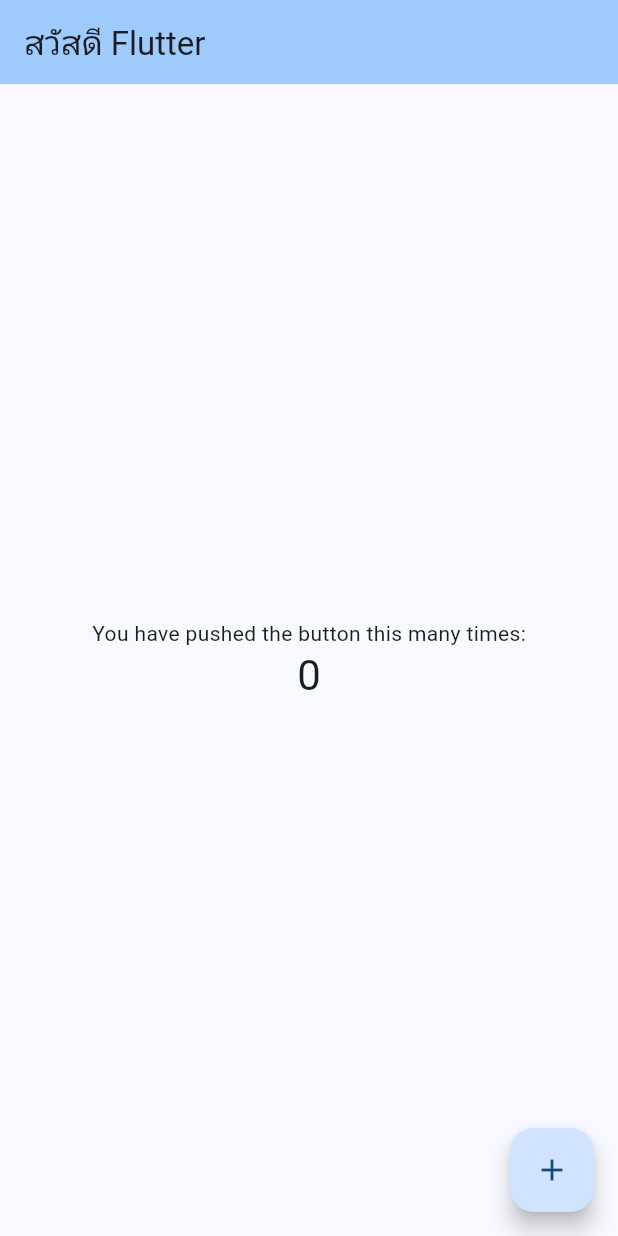
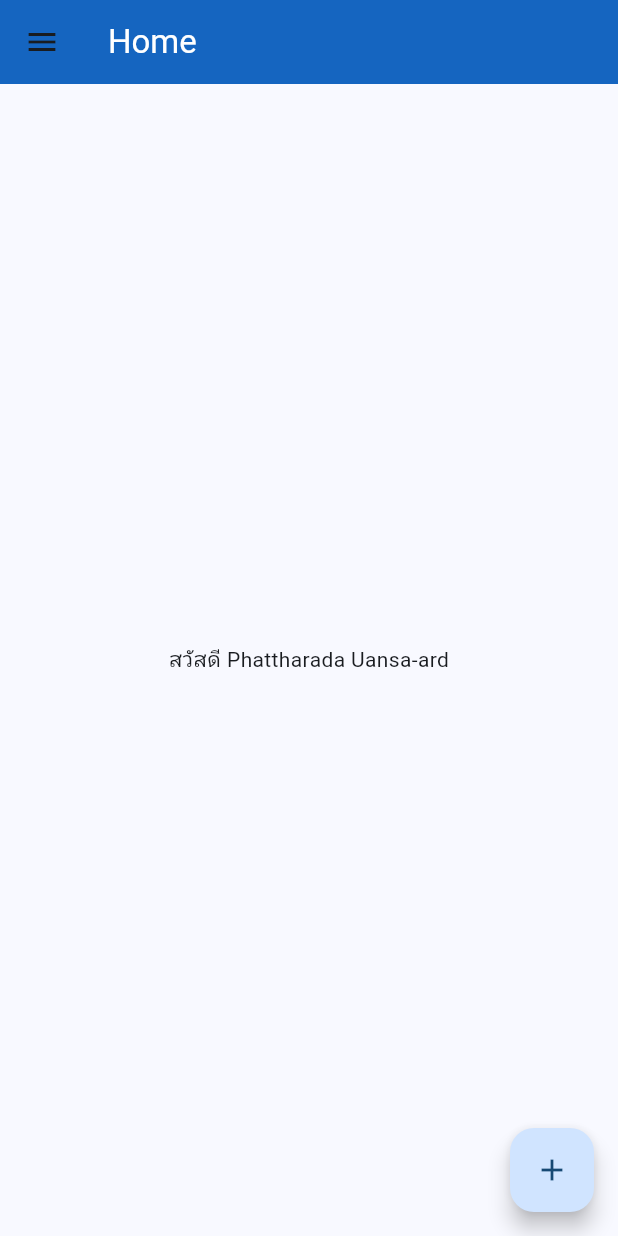
Before and after one commit to radamolly/cmru_app, a Flutter app: the screen it shows after launch, on a phone screen of 412 x 824 dp. Run offline on Flutter 3.47's test engine with Material 3 defaults, Android fonts, the phone set to English and light mode, and no system bars.

Commit message:
เพิ่มหน้า home screen

```diff
--- a/lib/main.dart
+++ b/lib/main.dart
@@ -1,3 +1,4 @@
+import 'package:cmru_app/screen/home_screen.dart';
 import 'package:flutter/material.dart';
 
 void main() {
@@ -15,55 +16,11 @@ class MyApp extends StatelessWidget {
         colorScheme: ColorScheme.fromSeed(seedColor: Color.fromARGB(255, 58, 123, 183)),
         useMaterial3: true,
       ),
-      home: const MyHomePage(title: 'สวัสดี Flutter'),
+      initialRoute: '/home',
+      routes: {
+        '/home': (context) => const HomeScreen(),
+        '/about': (context) => const Placeholder(),
+      },
     );
   }
 }
-
-class MyHomePage extends StatefulWidget {
-  const MyHomePage({super.key, required this.title});
-
-  final String title;
-
-  @override
-  State<MyHomePage> createState() => _MyHomePageState();
-}
-
-class _MyHomePageState extends State<MyHomePage> {
-  int _counter = 0;
-
-  void _incrementCounter() {
-    setState(() {
-      _counter++;
-    });
-  }
-
-  @override
-  Widget build(BuildContext context) {
-    return Scaffold(
-      appBar: AppBar(
-        backgroundColor: Theme.of(context).colorScheme.inversePrimary,
-        title: Text(widget.title),
-      ),
-      body: Center(
-        child: Column(
-          mainAxisAlignment: MainAxisAlignment.center,
-          children: <Widget>[
-            const Text(
-              'You have pushed the button this many times:',
-            ),
-            Text(
-              '$_counter',
-              style: Theme.of(context).textTheme.headlineMedium,
-            ),
-          ],
-        ),
-      ),
-      floatingActionButton: FloatingActionButton(
-        onPressed: _incrementCounter,
-        tooltip: 'Increment',
-        child: const Icon(Icons.add),
-      ), // This trailing comma makes auto-formatting nicer for build methods.
-    );
-  }
-}
--- /dev/null
+++ b/lib/screen/home_screen.dart
@@ -0,0 +1,39 @@
+import 'package:flutter/material.dart';
+
+class HomeScreen extends StatefulWidget {
+  static const routeName = '/home';
+  const HomeScreen({super.key});
+
+  @override
+  State<HomeScreen> createState() => _HomeScreenState();
+}
+
+class _HomeScreenState extends State<HomeScreen> {
+  String name = "Phattharada Uansa-ard";
+
+void changeName() {
+  setState(() {
+    name = "Somchai Jaidee";
+  });
+}
+
+  @override
+  Widget build(BuildContext context) {
+    return Scaffold(
+      drawer: Drawer(),
+      appBar: AppBar(
+        title: const Text(
+          'Home',
+        style: TextStyle(color: Colors.white)),
+        backgroundColor: Colors.blue.shade800,
+      ),
+      body: Center(
+        child: Text("สวัสดี $name"),
+      ),
+      floatingActionButton: FloatingActionButton(
+        onPressed: changeName,
+        child: Icon(Icons.add),
+      ),
+    );
+  }
+}
```
